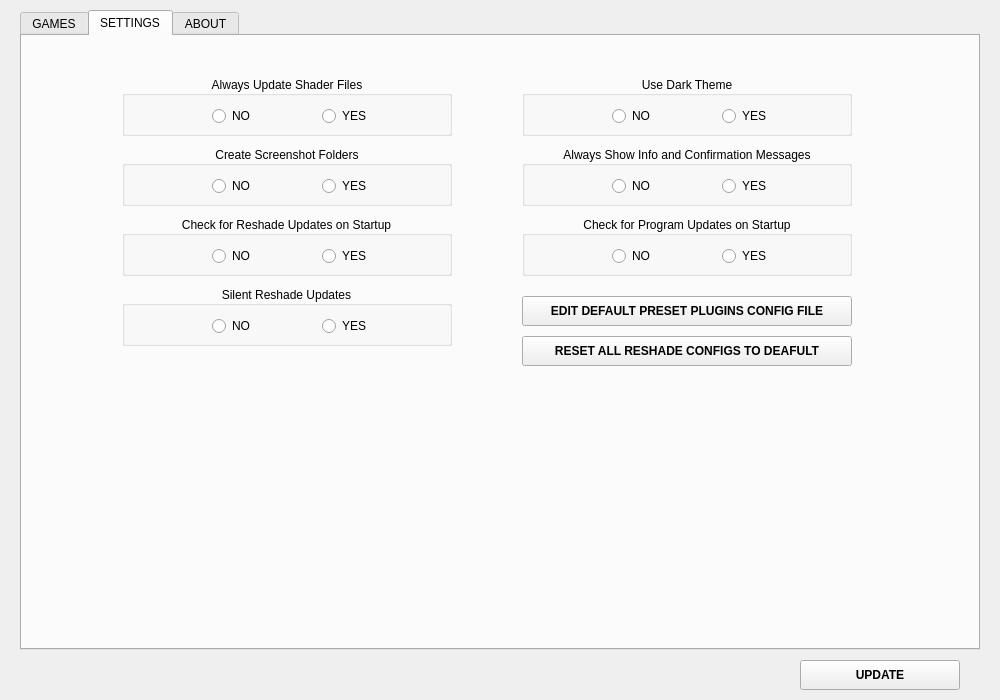
Old version of the form src/ui/main.ui in the repository ddc/ReShadeUtils.
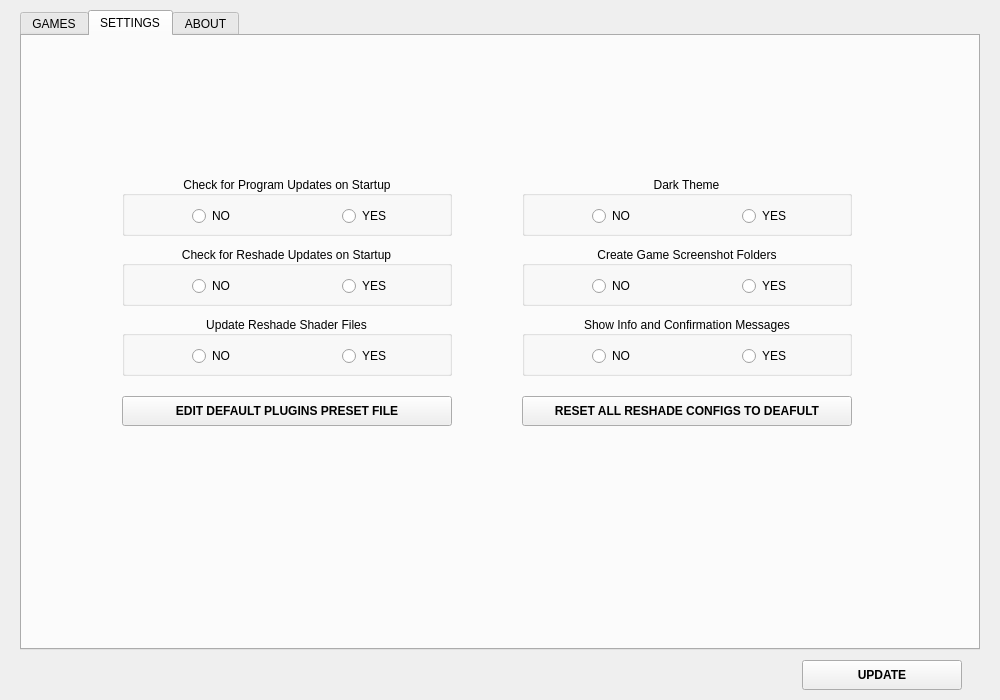
New version of the form. The open tabs and pages were chosen to show the change. Icons and pictures are not drawn.

Patch:
```diff
--- a/src/ui/main.ui
+++ b/src/ui/main.ui
@@ -445,7 +445,7 @@
      <property name="geometry">
       <rect>
        <x>100</x>
-       <y>40</y>
+       <y>280</y>
        <width>330</width>
        <height>60</height>
       </rect>
@@ -473,7 +473,7 @@
       <string>Update Shader Files Everytime on Apply</string>
      </property>
      <property name="title">
-      <string>Always Update Shader Files</string>
+      <string>Update Reshade Shader Files</string>
      </property>
      <property name="alignment">
       <set>Qt::AlignCenter</set>
@@ -481,7 +481,7 @@
      <widget class="QRadioButton" name="yes_update_shaders_radioButton">
       <property name="geometry">
        <rect>
-        <x>200</x>
+        <x>220</x>
         <y>30</y>
         <width>60</width>
         <height>20</height>
@@ -494,7 +494,7 @@
      <widget class="QRadioButton" name="no_update_shaders_radioButton">
       <property name="geometry">
        <rect>
-        <x>90</x>
+        <x>70</x>
         <y>30</y>
         <width>60</width>
         <height>20</height>
@@ -508,8 +508,8 @@
     <widget class="QGroupBox" name="check_program_updates_groupBox">
      <property name="geometry">
       <rect>
-       <x>500</x>
-       <y>180</y>
+       <x>100</x>
+       <y>140</y>
        <width>330</width>
        <height>60</height>
       </rect>
@@ -542,7 +542,7 @@
      <widget class="QRadioButton" name="yes_check_program_updates_radioButton">
       <property name="geometry">
        <rect>
-        <x>200</x>
+        <x>220</x>
         <y>30</y>
         <width>60</width>
         <height>20</height>
@@ -555,7 +555,7 @@
      <widget class="QRadioButton" name="no_check_program_updates_radioButton">
       <property name="geometry">
        <rect>
-        <x>90</x>
+        <x>70</x>
         <y>30</y>
         <width>60</width>
         <height>20</height>
@@ -570,7 +570,7 @@
      <property name="geometry">
       <rect>
        <x>500</x>
-       <y>40</y>
+       <y>140</y>
        <width>330</width>
        <height>60</height>
       </rect>
@@ -595,7 +595,7 @@
       </font>
      </property>
      <property name="title">
-      <string>Use Dark Theme</string>
+      <string>Dark Theme</string>
      </property>
      <property name="alignment">
       <set>Qt::AlignCenter</set>
@@ -603,7 +603,7 @@
      <widget class="QRadioButton" name="yes_dark_theme_radioButton">
       <property name="geometry">
        <rect>
-        <x>200</x>
+        <x>220</x>
         <y>30</y>
         <width>60</width>
         <height>20</height>
@@ -616,7 +616,7 @@
      <widget class="QRadioButton" name="no_dark_theme_radioButton">
       <property name="geometry">
        <rect>
-        <x>90</x>
+        <x>70</x>
         <y>30</y>
         <width>60</width>
         <height>20</height>
@@ -630,8 +630,8 @@
     <widget class="QGroupBox" name="create_screenshots_folder_groupBox">
      <property name="geometry">
       <rect>
-       <x>100</x>
-       <y>110</y>
+       <x>500</x>
+       <y>210</y>
        <width>330</width>
        <height>60</height>
       </rect>
@@ -656,7 +656,7 @@
       </font>
      </property>
      <property name="title">
-      <string>Create Screenshot Folders</string>
+      <string>Create Game Screenshot Folders</string>
      </property>
      <property name="alignment">
       <set>Qt::AlignCenter</set>
@@ -664,7 +664,7 @@
      <widget class="QRadioButton" name="yes_screenshots_folder_radioButton">
       <property name="geometry">
        <rect>
-        <x>200</x>
+        <x>220</x>
         <y>30</y>
         <width>60</width>
         <height>20</height>
@@ -677,7 +677,7 @@
      <widget class="QRadioButton" name="no_screenshots_folder_radioButton">
       <property name="geometry">
        <rect>
-        <x>90</x>
+        <x>70</x>
         <y>30</y>
         <width>60</width>
         <height>20</height>
@@ -692,7 +692,7 @@
      <property name="geometry">
       <rect>
        <x>100</x>
-       <y>180</y>
+       <y>210</y>
        <width>330</width>
        <height>60</height>
       </rect>
@@ -725,7 +725,7 @@
      <widget class="QRadioButton" name="yes_check_reshade_updates_radioButton">
       <property name="geometry">
        <rect>
-        <x>200</x>
+        <x>220</x>
         <y>30</y>
         <width>60</width>
         <height>20</height>
@@ -738,68 +738,7 @@
      <widget class="QRadioButton" name="no_check_reshade_updates_radioButton">
       <property name="geometry">
        <rect>
-        <x>90</x>
-        <y>30</y>
-        <width>60</width>
-        <height>20</height>
-       </rect>
-      </property>
-      <property name="text">
-       <string>NO</string>
-      </property>
-     </widget>
-    </widget>
-    <widget class="QGroupBox" name="silent_reshade_updates_groupBox">
-     <property name="geometry">
-      <rect>
-       <x>100</x>
-       <y>250</y>
-       <width>330</width>
-       <height>60</height>
-      </rect>
-     </property>
-     <property name="minimumSize">
-      <size>
-       <width>330</width>
-       <height>60</height>
-      </size>
-     </property>
-     <property name="maximumSize">
-      <size>
-       <width>330</width>
-       <height>60</height>
-      </size>
-     </property>
-     <property name="font">
-      <font>
-       <pointsize>9</pointsize>
-       <weight>50</weight>
-       <bold>false</bold>
-      </font>
-     </property>
-     <property name="title">
-      <string>Silent Reshade Updates</string>
-     </property>
-     <property name="alignment">
-      <set>Qt::AlignCenter</set>
-     </property>
-     <widget class="QRadioButton" name="yes_silent_reshade_updates_radioButton">
-      <property name="geometry">
-       <rect>
-        <x>200</x>
-        <y>30</y>
-        <width>60</width>
-        <height>20</height>
-       </rect>
-      </property>
-      <property name="text">
-       <string>YES</string>
-      </property>
-     </widget>
-     <widget class="QRadioButton" name="no_silent_reshade_updates_radioButton">
-      <property name="geometry">
-       <rect>
-        <x>90</x>
+        <x>70</x>
         <y>30</y>
         <width>60</width>
         <height>20</height>
@@ -814,7 +753,7 @@
      <property name="geometry">
       <rect>
        <x>500</x>
-       <y>110</y>
+       <y>280</y>
        <width>330</width>
        <height>60</height>
       </rect>
@@ -839,7 +778,7 @@
       </font>
      </property>
      <property name="title">
-      <string>Always Show Info and Confirmation Messages</string>
+      <string>Show Info and Confirmation Messages</string>
      </property>
      <property name="alignment">
       <set>Qt::AlignCenter</set>
@@ -847,7 +786,7 @@
      <widget class="QRadioButton" name="no_show_info_messages_radioButton">
       <property name="geometry">
        <rect>
-        <x>90</x>
+        <x>70</x>
         <y>30</y>
         <width>60</width>
         <height>20</height>
@@ -860,7 +799,7 @@
      <widget class="QRadioButton" name="yes_show_info_messages_radioButton">
       <property name="geometry">
        <rect>
-        <x>200</x>
+        <x>220</x>
         <y>30</y>
         <width>60</width>
         <height>20</height>
@@ -875,7 +814,7 @@
      <property name="geometry">
       <rect>
        <x>500</x>
-       <y>300</y>
+       <y>360</y>
        <width>330</width>
        <height>30</height>
       </rect>
@@ -918,8 +857,8 @@
     <widget class="QPushButton" name="edit_default_preset_plugin_button">
      <property name="geometry">
       <rect>
-       <x>500</x>
-       <y>260</y>
+       <x>100</x>
+       <y>360</y>
        <width>330</width>
        <height>30</height>
       </rect>
@@ -952,7 +891,7 @@
       <string>Edit default preset plugins config file</string>
      </property>
      <property name="text">
-      <string>EDIT DEFAULT PRESET PLUGINS CONFIG FILE</string>
+      <string>EDIT DEFAULT PLUGINS PRESET FILE</string>
      </property>
      <property name="icon">
       <iconset resource="resources.qrc">
@@ -1136,7 +1075,7 @@
   <widget class="QPushButton" name="update_button">
    <property name="geometry">
     <rect>
-     <x>800</x>
+     <x>802</x>
      <y>660</y>
      <width>160</width>
      <height>30</height>
```
Left out of the diff: 2 changed lines with no effect on the pictures.
